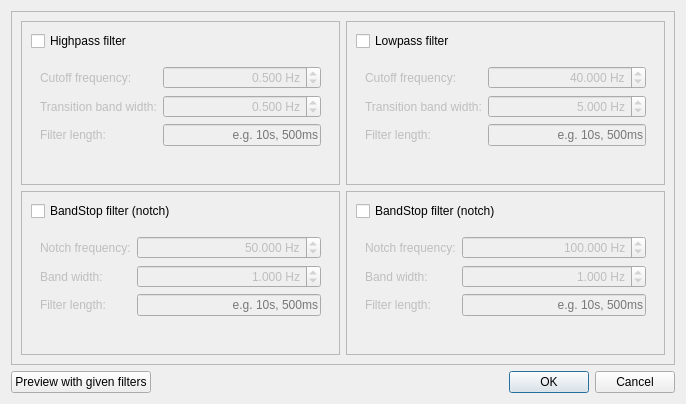
Above: meggie_batch/ui/qt4Designer_ui_files/filterDialog.ui from cibr-jyu/meggie before the change. Below: the same form after it.
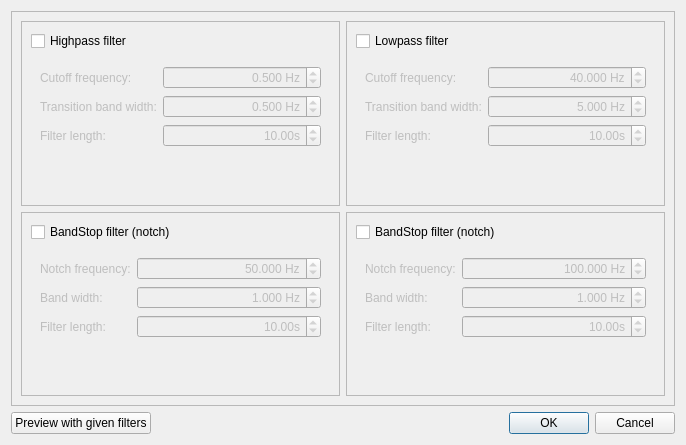
That is the form after the change.

Commit message: Fix to filter dialog. Workaround for correct indexing in power spectrum.

```diff
--- a/meggie_batch/ui/qt4Designer_ui_files/filterDialog.ui
+++ b/meggie_batch/ui/qt4Designer_ui_files/filterDialog.ui
@@ -7,7 +7,7 @@
     <x>0</x>
     <y>0</y>
     <width>686</width>
-    <height>404</height>
+    <height>445</height>
    </rect>
   </property>
   <property name="windowTitle">
@@ -125,12 +125,18 @@
              </widget>
             </item>
             <item row="2" column="1">
-             <widget class="QLineEdit" name="lineEditHighpassLength">
+             <widget class="QDoubleSpinBox" name="doubleSpinBoxHighPassLength">
               <property name="alignment">
                <set>Qt::AlignRight|Qt::AlignTrailing|Qt::AlignVCenter</set>
               </property>
-              <property name="placeholderText">
-               <string>e.g. 10s, 500ms</string>
+              <property name="suffix">
+               <string>s</string>
+              </property>
+              <property name="singleStep">
+               <double>0.100000000000000</double>
+              </property>
+              <property name="value">
+               <double>10.000000000000000</double>
               </property>
              </widget>
             </item>
@@ -246,12 +252,18 @@
              </widget>
             </item>
             <item row="2" column="1">
-             <widget class="QLineEdit" name="lineEditLowpassLength">
+             <widget class="QDoubleSpinBox" name="doubleSpinBoxLowPassLength">
               <property name="alignment">
                <set>Qt::AlignRight|Qt::AlignTrailing|Qt::AlignVCenter</set>
               </property>
-              <property name="placeholderText">
-               <string>e.g. 10s, 500ms</string>
+              <property name="suffix">
+               <string>s</string>
+              </property>
+              <property name="singleStep">
+               <double>0.100000000000000</double>
+              </property>
+              <property name="value">
+               <double>10.000000000000000</double>
               </property>
              </widget>
             </item>
@@ -361,12 +373,18 @@
              </widget>
             </item>
             <item row="2" column="1">
-             <widget class="QLineEdit" name="lineEditBandstopLength">
+             <widget class="QDoubleSpinBox" name="doubleSpinBoxBandStopLength">
               <property name="alignment">
                <set>Qt::AlignRight|Qt::AlignTrailing|Qt::AlignVCenter</set>
               </property>
-              <property name="placeholderText">
-               <string>e.g. 10s, 500ms</string>
+              <property name="suffix">
+               <string>s</string>
+              </property>
+              <property name="singleStep">
+               <double>0.100000000000000</double>
+              </property>
+              <property name="value">
+               <double>10.000000000000000</double>
               </property>
              </widget>
             </item>
@@ -473,12 +491,18 @@
              </widget>
             </item>
             <item row="2" column="1">
-             <widget class="QLineEdit" name="lineEditBandstopLength2">
+             <widget class="QDoubleSpinBox" name="doubleSpinBoxBandStopLength2">
               <property name="alignment">
                <set>Qt::AlignRight|Qt::AlignTrailing|Qt::AlignVCenter</set>
               </property>
-              <property name="placeholderText">
-               <string>e.g. 10s, 500ms</string>
+              <property name="suffix">
+               <string>s</string>
+              </property>
+              <property name="singleStep">
+               <double>0.100000000000000</double>
+              </property>
+              <property name="value">
+               <double>10.000000000000000</double>
               </property>
              </widget>
             </item>
```
Left out of the diff: 16 changed lines with no effect on the pictures. The commit also changes 3 other files.
